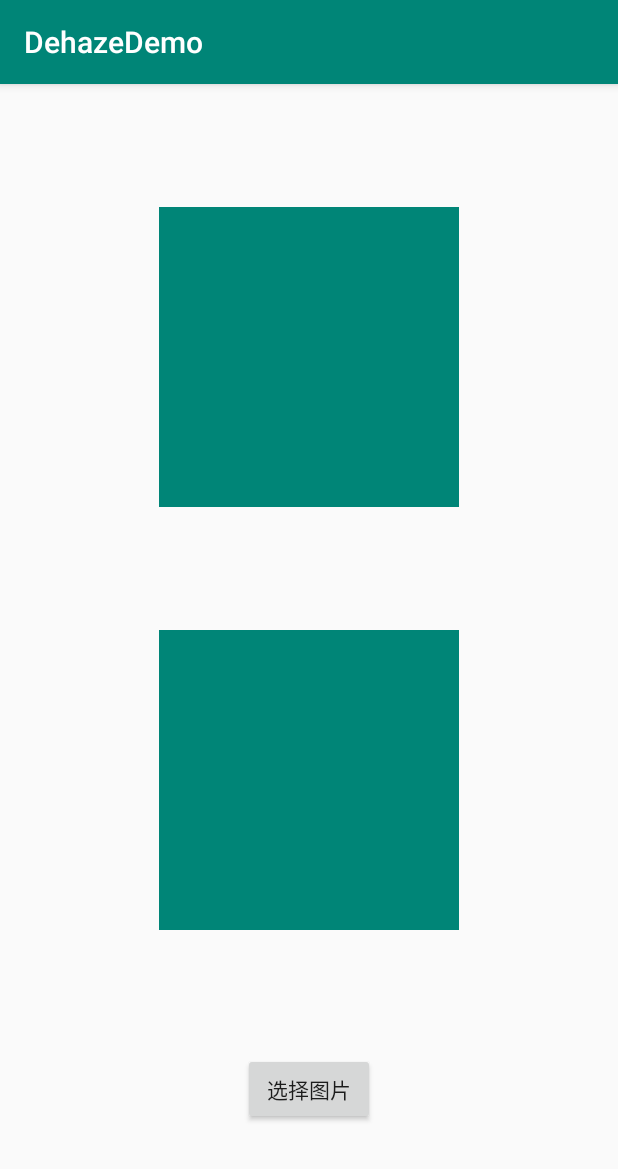
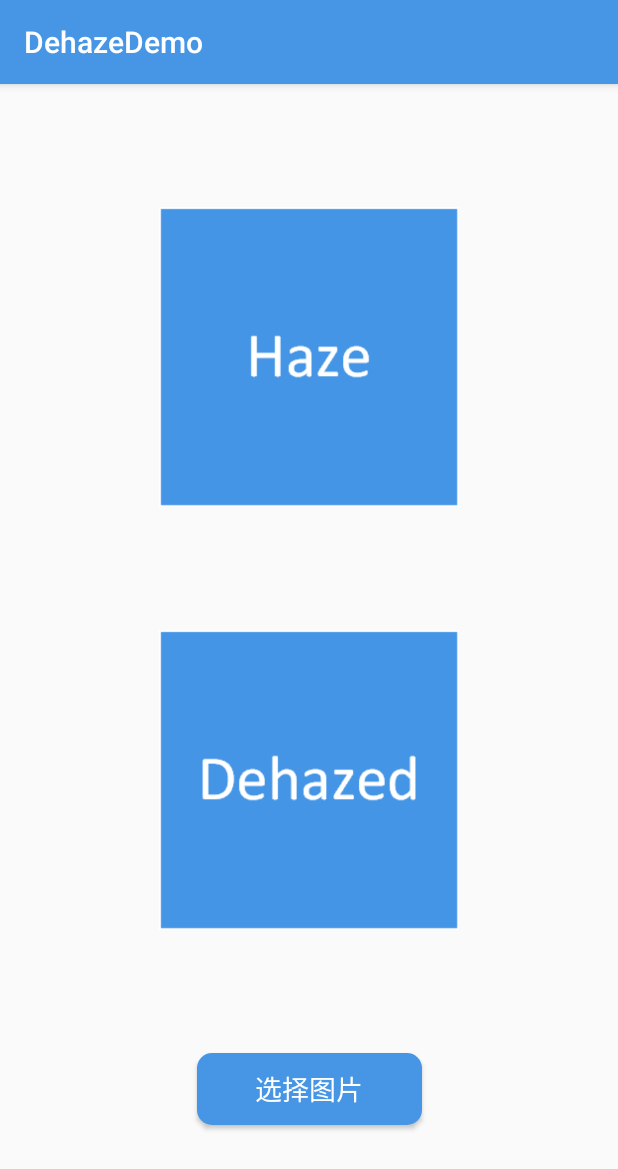
Before and after one commit to raven-dehaze-work/DeblurGanToDehaze, an Android app: the screen it shows after launch (MainActivity), on a phone screen of 412 x 824 dp. Shown: the top 1169 px of the screen. Run offline under Robolectric (Android 15) with nearby library versions, the phone set to English and light mode, and no system bars; libraries missing offline, so code that uses them is left out: pub.devrel.easypermissions.

```diff
--- /dev/null
+++ b/DehazeDemo/app/src/main/res/drawable/button_choose_photo_background.xml
@@ -0,0 +1,13 @@
+<?xml version="1.0" encoding="utf-8"?>
+<shape xmlns:android="http://schemas.android.com/apk/res/android"
+    android:shape="rectangle"
+    >
+    <corners
+        android:radius="10dp"
+        ></corners>
+    <gradient
+        android:angle="270"
+        android:startColor="@color/colorPrimary"
+        android:endColor="@color/colorPrimary"
+        ></gradient>
+</shape>
--- a/DehazeDemo/app/src/main/res/layout/activity_main.xml
+++ b/DehazeDemo/app/src/main/res/layout/activity_main.xml
@@ -8,6 +8,7 @@
 
 
     <ImageView
+        android:src="@drawable/haze"
         android:background="@color/colorPrimary"
         android:id="@+id/img_haze"
         android:layout_width="200dp"
@@ -22,6 +23,7 @@
         app:layout_constraintTop_toTopOf="parent" />
 
     <ImageView
+        android:src="@drawable/dehaze"
         android:background="@color/colorPrimary"
         android:id="@+id/img_dehaze"
         android:layout_width="200dp"
@@ -38,8 +40,11 @@
 
 
     <Button
+        android:textColor="@android:color/white"
+        android:background="@drawable/button_choose_photo_background"
         android:id="@+id/bt_choose_photo"
-        android:layout_width="wrap_content"
+        android:textSize="18sp"
+        android:layout_width="150dp"
         android:layout_height="wrap_content"
         android:text="选择图片"
         app:layout_constraintBottom_toBottomOf="parent"
--- a/DehazeDemo/app/src/main/res/values/colors.xml
+++ b/DehazeDemo/app/src/main/res/values/colors.xml
@@ -1,6 +1,6 @@
 <?xml version="1.0" encoding="utf-8"?>
 <resources>
-    <color name="colorPrimary">#008577</color>
-    <color name="colorPrimaryDark">#00574B</color>
+    <color name="colorPrimary">#4696E5</color>
+    <color name="colorPrimaryDark">#21618C</color>
     <color name="colorAccent">#D81B60</color>
 </resources>
```
Also changed, not shown: DehazeDemo/app/src/main/java/com/raven/dehazedemo/UpLoadImgModule.java (+5 -3 lines), DehazeDemo/app/src/main/res/drawable/dehaze.png (added), DehazeDemo/app/src/main/res/drawable/haze.png (added), 1 other file.
